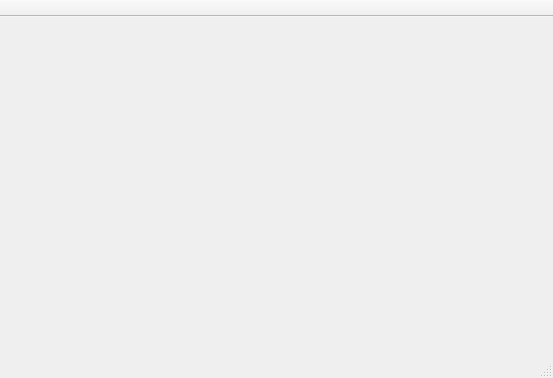
First picture: the form in mainwindow.ui, repository drcege/WD, before the edit.
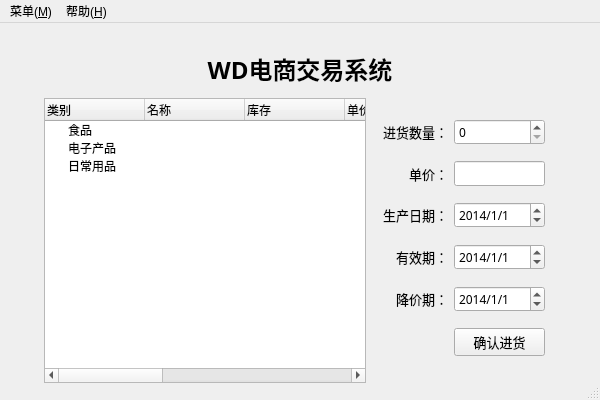
Second picture: the form after the edit. The open tabs and pages were chosen to show the change.

Diff of the .ui file:
```diff
--- a/mainwindow.ui
+++ b/mainwindow.ui
@@ -6,14 +6,20 @@
    <rect>
     <x>0</x>
     <y>0</y>
-    <width>553</width>
-    <height>378</height>
+    <width>600</width>
+    <height>400</height>
    </rect>
   </property>
+  <property name="sizePolicy">
+   <sizepolicy hsizetype="MinimumExpanding" vsizetype="MinimumExpanding">
+    <horstretch>0</horstretch>
+    <verstretch>0</verstretch>
+   </sizepolicy>
+  </property>
   <property name="minimumSize">
    <size>
-    <width>553</width>
-    <height>378</height>
+    <width>600</width>
+    <height>400</height>
    </size>
   </property>
   <property name="focusPolicy">
@@ -30,14 +36,25 @@
     </size>
    </property>
    <layout class="QGridLayout" name="gridLayout">
-    <item row="0" column="2">
+    <item row="0" column="0">
      <widget class="QStackedWidget" name="stackedWidget">
+      <property name="sizePolicy">
+       <sizepolicy hsizetype="Preferred" vsizetype="Preferred">
+        <horstretch>0</horstretch>
+        <verstretch>0</verstretch>
+       </sizepolicy>
+      </property>
       <property name="minimumSize">
        <size>
         <width>535</width>
         <height>360</height>
        </size>
       </property>
+      <property name="font">
+       <font>
+        <family>微软雅黑</family>
+       </font>
+      </property>
       <property name="autoFillBackground">
        <bool>false</bool>
       </property>
@@ -291,7 +308,462 @@
         </property>
        </widget>
       </widget>
-      <widget class="QWidget" name="mainPage"/>
+      <widget class="QWidget" name="mainPage">
+       <layout class="QGridLayout" name="gridLayout_6" rowstretch="2,12" columnstretch="1,15,2,1">
+        <item row="1" column="0">
+         <spacer name="horizontalSpacer_3">
+          <property name="orientation">
+           <enum>Qt::Horizontal</enum>
+          </property>
+          <property name="sizeHint" stdset="0">
+           <size>
+            <width>22</width>
+            <height>20</height>
+           </size>
+          </property>
+         </spacer>
+        </item>
+        <item row="1" column="1">
+         <widget class="QTreeWidget" name="treeWidget">
+          <property name="rootIsDecorated">
+           <bool>true</bool>
+          </property>
+          <column>
+           <property name="text">
+            <string>类别</string>
+           </property>
+          </column>
+          <column>
+           <property name="text">
+            <string>名称</string>
+           </property>
+          </column>
+          <column>
+           <property name="text">
+            <string>库存</string>
+           </property>
+          </column>
+          <column>
+           <property name="text">
+            <string>单价/元</string>
+           </property>
+          </column>
+          <column>
+           <property name="text">
+            <string>卖家</string>
+           </property>
+          </column>
+          <column>
+           <property name="text">
+            <string>生产日期</string>
+           </property>
+          </column>
+          <column>
+           <property name="text">
+            <string>有效期</string>
+           </property>
+          </column>
+          <column>
+           <property name="text">
+            <string>降价期</string>
+           </property>
+          </column>
+          <column>
+           <property name="text">
+            <string>降价折扣</string>
+           </property>
+          </column>
+          <item>
+           <property name="text">
+            <string>食品</string>
+           </property>
+           <property name="text">
+            <string/>
+           </property>
+           <property name="text">
+            <string/>
+           </property>
+           <property name="text">
+            <string/>
+           </property>
+           <property name="text">
+            <string/>
+           </property>
+           <property name="text">
+            <string/>
+           </property>
+           <property name="text">
+            <string/>
+           </property>
+           <property name="text">
+            <string/>
+           </property>
+           <property name="text">
+            <string/>
+           </property>
+          </item>
+          <item>
+           <property name="text">
+            <string>电子产品</string>
+           </property>
+           <property name="text">
+            <string/>
+           </property>
+           <property name="text">
+            <string/>
+           </property>
+           <property name="text">
+            <string/>
+           </property>
+           <property name="text">
+            <string/>
+           </property>
+           <property name="text">
+            <string/>
+           </property>
+           <property name="text">
+            <string/>
+           </property>
+           <property name="text">
+            <string/>
+           </property>
+           <property name="text">
+            <string/>
+           </property>
+          </item>
+          <item>
+           <property name="text">
+            <string>日常用品</string>
+           </property>
+          </item>
+         </widget>
+        </item>
+        <item row="1" column="2">
+         <widget class="QStackedWidget" name="stackedWidget_2">
+          <property name="currentIndex">
+           <number>0</number>
+          </property>
+          <widget class="QWidget" name="page_buyer">
+           <layout class="QGridLayout" name="gridLayout_4" columnstretch="1,1,0">
+            <item row="0" column="2">
+             <widget class="QSpinBox" name="spinBox_buyer">
+              <property name="readOnly">
+               <bool>false</bool>
+              </property>
+             </widget>
+            </item>
+            <item row="0" column="0">
+             <widget class="QLabel" name="label_amount">
+              <property name="font">
+               <font>
+                <family>微软雅黑</family>
+                <pointsize>10</pointsize>
+                <weight>50</weight>
+                <bold>false</bold>
+               </font>
+              </property>
+              <property name="text">
+               <string>购买数量：</string>
+              </property>
+              <property name="alignment">
+               <set>Qt::AlignRight|Qt::AlignTrailing|Qt::AlignVCenter</set>
+              </property>
+             </widget>
+            </item>
+            <item row="1" column="0">
+             <widget class="QLabel" name="label_before">
+              <property name="font">
+               <font>
+                <family>微软雅黑</family>
+                <pointsize>10</pointsize>
+                <weight>50</weight>
+                <bold>false</bold>
+               </font>
+              </property>
+              <property name="text">
+               <string>原价：</string>
+              </property>
+              <property name="alignment">
+               <set>Qt::AlignRight|Qt::AlignTrailing|Qt::AlignVCenter</set>
+              </property>
+             </widget>
+            </item>
+            <item row="1" column="2">
+             <widget class="QLineEdit" name="lineEdit_before">
+              <property name="readOnly">
+               <bool>true</bool>
+              </property>
+             </widget>
+            </item>
+            <item row="2" column="0">
+             <widget class="QLabel" name="label_afetr">
+              <property name="font">
+               <font>
+                <family>微软雅黑</family>
+                <pointsize>10</pointsize>
+               </font>
+              </property>
+              <property name="text">
+               <string>打折后：</string>
+              </property>
+              <property name="alignment">
+               <set>Qt::AlignRight|Qt::AlignTrailing|Qt::AlignVCenter</set>
+              </property>
+             </widget>
+            </item>
+            <item row="3" column="0">
+             <widget class="QLabel" name="label_discount">
+              <property name="font">
+               <font>
+                <family>微软雅黑</family>
+                <pointsize>10</pointsize>
+               </font>
+              </property>
+              <property name="text">
+               <string>会员折扣：</string>
+              </property>
+              <property name="alignment">
+               <set>Qt::AlignRight|Qt::AlignTrailing|Qt::AlignVCenter</set>
+              </property>
+             </widget>
+            </item>
+            <item row="4" column="0">
+             <widget class="QLabel" name="label_real">
+              <property name="font">
+               <font>
+                <family>微软雅黑</family>
+                <pointsize>10</pointsize>
+               </font>
+              </property>
+              <property name="text">
+               <string>实际金额：</string>
+              </property>
+              <property name="alignment">
+               <set>Qt::AlignRight|Qt::AlignTrailing|Qt::AlignVCenter</set>
+              </property>
+             </widget>
+            </item>
+            <item row="5" column="2">
+             <widget class="QPushButton" name="pushButton_buy">
+              <property name="font">
+               <font>
+                <family>微软雅黑</family>
+                <pointsize>10</pointsize>
+               </font>
+              </property>
+              <property name="text">
+               <string>确认购买</string>
+              </property>
+             </widget>
+            </item>
+            <item row="2" column="2">
+             <widget class="QLineEdit" name="lineEdit_after">
+              <property name="readOnly">
+               <bool>true</bool>
+              </property>
+             </widget>
+            </item>
+            <item row="3" column="2">
+             <widget class="QLineEdit" name="lineEdit_discount">
+              <property name="readOnly">
+               <bool>true</bool>
+              </property>
+             </widget>
+            </item>
+            <item row="4" column="2">
+             <widget class="QLineEdit" name="lineEdit_real">
+              <property name="readOnly">
+               <bool>true</bool>
+              </property>
+             </widget>
+            </item>
+           </layout>
+          </widget>
+          <widget class="QWidget" name="page_seller">
+           <layout class="QGridLayout" name="gridLayout_8">
+            <item row="0" column="0">
+             <widget class="QLabel" name="label_in">
+              <property name="font">
+               <font>
+                <family>微软雅黑</family>
+                <pointsize>10</pointsize>
+               </font>
+              </property>
+              <property name="text">
+               <string>进货数量：</string>
+              </property>
+              <property name="alignment">
+               <set>Qt::AlignRight|Qt::AlignTrailing|Qt::AlignVCenter</set>
+              </property>
+             </widget>
+            </item>
+            <item row="0" column="1">
+             <widget class="QSpinBox" name="spinBox_seller">
+              <property name="readOnly">
+               <bool>false</bool>
+              </property>
+             </widget>
+            </item>
+            <item row="1" column="0">
+             <widget class="QLabel" name="label_unit">
+              <property name="font">
+               <font>
+                <family>微软雅黑</family>
+                <pointsize>10</pointsize>
+               </font>
+              </property>
+              <property name="text">
+               <string>单价：</string>
+              </property>
+              <property name="alignment">
+               <set>Qt::AlignRight|Qt::AlignTrailing|Qt::AlignVCenter</set>
+              </property>
+             </widget>
+            </item>
+            <item row="1" column="1">
+             <widget class="QLineEdit" name="lineEdit_unit"/>
+            </item>
+            <item row="2" column="0">
+             <widget class="QLabel" name="label_produce">
+              <property name="font">
+               <font>
+                <family>微软雅黑</family>
+                <pointsize>10</pointsize>
+               </font>
+              </property>
+              <property name="text">
+               <string>生产日期：</string>
+              </property>
+              <property name="alignment">
+               <set>Qt::AlignRight|Qt::AlignTrailing|Qt::AlignVCenter</set>
+              </property>
+             </widget>
+            </item>
+            <item row="2" column="1">
+             <widget class="QDateEdit" name="dateEdit_produce">
+              <property name="displayFormat">
+               <string>yyyy/M/d</string>
+              </property>
+              <property name="date">
+               <date>
+                <year>2014</year>
+                <month>1</month>
+                <day>1</day>
+               </date>
+              </property>
+             </widget>
+            </item>
+            <item row="3" column="0">
+             <widget class="QLabel" name="label_validity">
+              <property name="font">
+               <font>
+                <family>微软雅黑</family>
+                <pointsize>10</pointsize>
+               </font>
+              </property>
+              <property name="text">
+               <string>有效期：</string>
+              </property>
+              <property name="alignment">
+               <set>Qt::AlignRight|Qt::AlignTrailing|Qt::AlignVCenter</set>
+              </property>
+             </widget>
+            </item>
+            <item row="3" column="1">
+             <widget class="QDateEdit" name="dateEdit_validity">
+              <property name="displayFormat">
+               <string>yyyy/M/d</string>
+              </property>
+              <property name="date">
+               <date>
+                <year>2014</year>
+                <month>1</month>
+                <day>1</day>
+               </date>
+              </property>
+             </widget>
+            </item>
+            <item row="4" column="0">
+             <widget class="QLabel" name="label_reduce">
+              <property name="font">
+               <font>
+                <family>微软雅黑</family>
+                <pointsize>10</pointsize>
+               </font>
+              </property>
+              <property name="text">
+               <string>降价期：</string>
+              </property>
+              <property name="alignment">
+               <set>Qt::AlignRight|Qt::AlignTrailing|Qt::AlignVCenter</set>
+              </property>
+             </widget>
+            </item>
+            <item row="4" column="1">
+             <widget class="QDateEdit" name="dateEdit_reduce">
+              <property name="displayFormat">
+               <string>yyyy/M/d</string>
+              </property>
+              <property name="date">
+               <date>
+                <year>2014</year>
+                <month>1</month>
+                <day>1</day>
+               </date>
+              </property>
+             </widget>
+            </item>
+            <item row="5" column="1">
+             <widget class="QPushButton" name="pushButton_in">
+              <property name="font">
+               <font>
+                <family>微软雅黑</family>
+                <pointsize>10</pointsize>
+               </font>
+              </property>
+              <property name="text">
+               <string>确认进货</string>
+              </property>
+             </widget>
+            </item>
+           </layout>
+          </widget>
+         </widget>
+        </item>
+        <item row="1" column="3">
+         <spacer name="horizontalSpacer_5">
+          <property name="orientation">
+           <enum>Qt::Horizontal</enum>
+          </property>
+          <property name="sizeHint" stdset="0">
+           <size>
+            <width>22</width>
+            <height>20</height>
+           </size>
+          </property>
+         </spacer>
+        </item>
+        <item row="0" column="1" colspan="2">
+         <widget class="QLabel" name="label_head_2">
+          <property name="font">
+           <font>
+            <family>微软雅黑</family>
+            <pointsize>18</pointsize>
+            <weight>75</weight>
+            <bold>true</bold>
+           </font>
+          </property>
+          <property name="text">
+           <string>WD电商交易系统</string>
+          </property>
+          <property name="alignment">
+           <set>Qt::AlignCenter</set>
+          </property>
+         </widget>
+        </item>
+       </layout>
+      </widget>
+      <widget class="QWidget" name="userPage"/>
      </widget>
     </item>
    </layout>
@@ -301,21 +773,30 @@
     <rect>
      <x>0</x>
      <y>0</y>
-     <width>553</width>
+     <width>600</width>
      <height>23</height>
     </rect>
    </property>
-  </widget>
-  <widget class="QToolBar" name="mainToolBar">
-   <property name="movable">
-    <bool>false</bool>
-   </property>
-   <attribute name="toolBarArea">
-    <enum>TopToolBarArea</enum>
-   </attribute>
-   <attribute name="toolBarBreak">
-    <bool>false</bool>
-   </attribute>
+   <widget class="QMenu" name="menu">
+    <property name="title">
+     <string>菜单(&amp;M)</string>
+    </property>
+    <addaction name="action_user"/>
+    <addaction name="action_logout"/>
+    <addaction name="separator"/>
+    <addaction name="action_exit"/>
+   </widget>
+   <widget class="QMenu" name="help">
+    <property name="title">
+     <string>帮助(&amp;H)</string>
+    </property>
+    <addaction name="action_help"/>
+    <addaction name="action_about"/>
+    <addaction name="separator"/>
+    <addaction name="action_Qt"/>
+   </widget>
+   <addaction name="menu"/>
+   <addaction name="help"/>
   </widget>
   <widget class="QStatusBar" name="statusBar"/>
  </widget>
```
Left out of the diff: 744 changed lines with no effect on the pictures.
